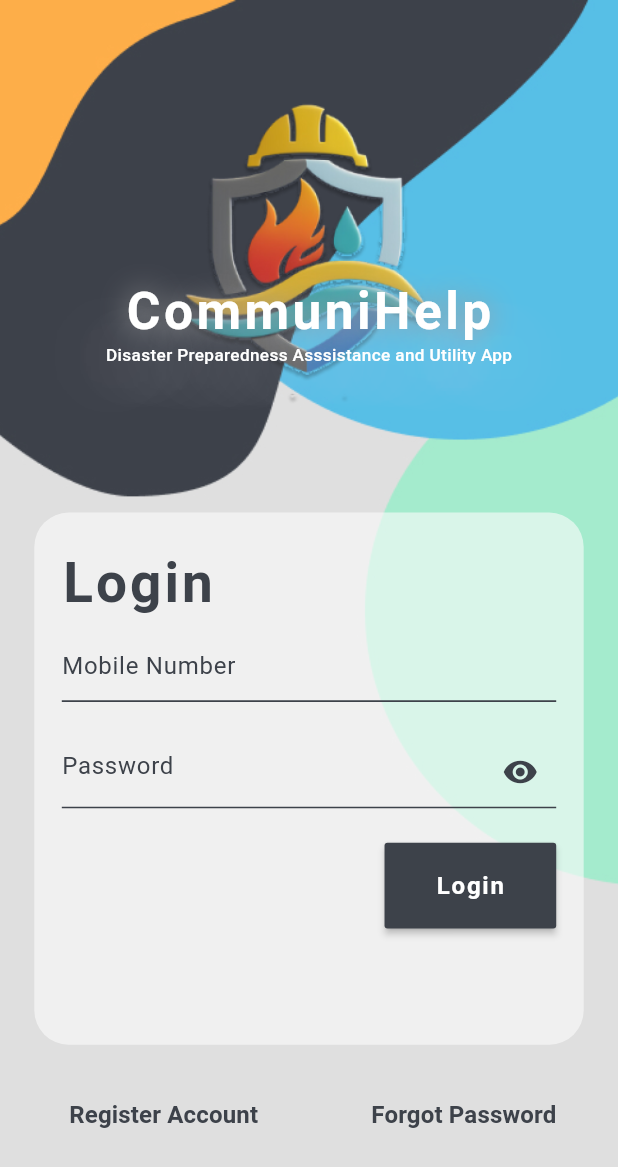
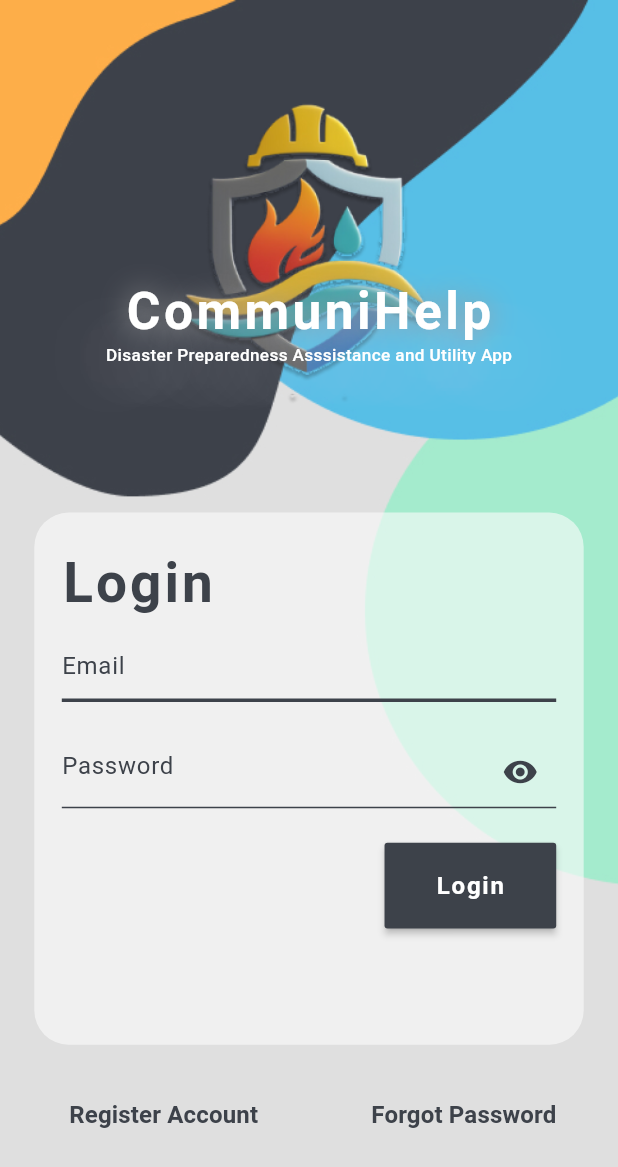
Before and after one commit to cent-ivan/CommuniHelp_App, a Flutter app: the screen it shows after launch, on a phone screen of 412 x 824 dp. Shown: the top 1167 px of the screen. Run offline on Flutter 3.47's test engine with Material 3 defaults, Android fonts, the phone set to English and light mode, and no system bars; our stand-ins replace cloud_firestore, firebase_auth, firebase_core, flutter_screenutil, flutter_slidable, get and 1 more; accounts and stored records are empty; statements that could not run were skipped.

Commit message:
added login, register and logout

```diff
--- a/lib/FirebaseServices/user_registration.dart
+++ b/lib/FirebaseServices/FirestoreServices/user_registration.dart
@@ -8,11 +8,11 @@ class FireStoreAddService {
   Future addUserDetails(UserModel user) async {
     //adds user details to Firestore Database
     await _db.collection("users").doc(user.uid).set(user.toJson())
-      .whenComplete( ()=> "Goods na boss")
+      .whenComplete( ()=> "Good")
 
       // ignore: body_might_complete_normally_catch_error
       .catchError((error){
-          print("May error boss : ${error.toString()}");
+          print("Error Occured : ${error.toString()}");
         }
       );
   }
--- /dev/null
+++ b/lib/ViewModels/Login_View_Models/login_firebase_view_model.dart
@@ -0,0 +1,12 @@
+import 'package:flutter/material.dart';
+import '../../FirebaseServices/auth.dart';
+
+class LoginFirebaseViewModel {
+  //Firebase Service obj
+  final AuthService _auth =  AuthService();
+
+  //login user
+  Future loginUser(BuildContext context, String email,  String password) async {
+    await _auth.logInEmailPassword(context, email, password);
+  }
+}
--- a/lib/ViewModels/Registration_View_Models/registration_view_model.dart
+++ b/lib/ViewModels/Registration_View_Models/registration_view_model.dart
@@ -74,7 +74,7 @@ class RegistrationViewModel extends ChangeNotifier{
   Future updateBarangay(String? newValue) async {
     barangayId = newValue;
     //Gets barangay
-    DocumentSnapshot docBarangay = await _db.collection("municipalities").doc(municipalId).collection("barangays").doc(barangayId).get();
+    DocumentSnapshot docBarangay = await _db.collection("municipalities").doc(municipalId).collection("Barangays").doc(barangayId).get();
     if (docBarangay.exists) {
       barangayValue = docBarangay ["name"];
     }
--- a/lib/Views/Login_Registration_Page/Login_Page/login_view.dart
+++ b/lib/Views/Login_Registration_Page/Login_Page/login_view.dart
@@ -1,6 +1,6 @@
 import 'package:flutter/material.dart';
-import 'package:flutter/services.dart';
 import 'package:flutter_screenutil/flutter_screenutil.dart';
+import '../../../ViewModels/Login_View_Models/login_firebase_view_model.dart';
 
 class LoginView extends StatefulWidget {
 
@@ -11,6 +11,9 @@ class LoginView extends StatefulWidget {
 }
 
 class _LoginViewState extends State<LoginView> {
+  //access view model
+  final LoginFirebaseViewModel loginViewModel = LoginFirebaseViewModel();
+
   //form global key
   final _formKey = GlobalKey<FormState>();
 
@@ -19,7 +22,7 @@ class _LoginViewState extends State<LoginView> {
   bool _isObscure =  true;
 
   //controllers
-  final TextEditingController _numberController = TextEditingController();
+  final TextEditingController _emailController = TextEditingController();
   final TextEditingController _passwordController = TextEditingController();
 
   @override
@@ -133,33 +136,31 @@ class _LoginViewState extends State<LoginView> {
                           key: _formKey,
                           child: Column(
                             children: [
-
-                              //mobile number
+                              //email
                               TextFormField(
-                                controller: _numberController,
+                                controller: _emailController,
                                 cursorColor: const Color(0xFF3D424A),
-                                keyboardType: TextInputType.number, //accepts only intgers
-                                inputFormatters: <TextInputFormatter>[
-                                  FilteringTextInputFormatter.digitsOnly,
-                                ],
                                 decoration: InputDecoration(
-                                  hintText: "Mobile Number",
+                                  hintText: "Email",
                                   hintStyle: const TextStyle(
                                     color: Color(0xFF3D424A)
                                   ),
                                   enabledBorder: UnderlineInputBorder(
-                                    borderSide: BorderSide(width: 1.r, color: const Color(0xFF3D424A))
+                                    borderSide: BorderSide(width: 2.r, color: const Color(0xFF3D424A))
                                   ),
-                                  focusedBorder: UnderlineInputBorder(
-                                    borderSide: BorderSide(width: 3.r, color: const Color(0xFF3D424A))
+                                  focusedBorder: OutlineInputBorder(
+                                    borderSide: BorderSide(width: 2.5.r, color: const Color(0xFF3D424A))
                                   )
                                 ),
 
                                 validator: (value) {
-                                  if (value!.isEmpty) {
-                                    return "Please enter your mobile number";
+                                  if (value!.isEmpty){
+                                    return "Please enter an email";
                                   }
-                                  else {
+                                  else if (!value.contains('@')){
+                                    return "Enter a valid email";
+                                  }
+                                  else{
                                     return null;
                                   }
                                 },
@@ -218,9 +219,9 @@ class _LoginViewState extends State<LoginView> {
                                       if (_formKey.currentState!.validate()){
                                         //validated the text field and adds to the firebase, pass to register view model
                                         _formKey.currentState!.save();
+                                        loginViewModel.loginUser(context, _emailController.text, _passwordController.text);
                                       }
                                       else {
-                                        Navigator.pushReplacementNamed(context, '/home');
                                         setState(() {
                                           _loginHeight = 330.r;
                                         });
--- a/lib/main.dart
+++ b/lib/main.dart
@@ -1,3 +1,4 @@
+import 'package:communihelp_app/FirebaseServices/FirestoreServices/get_user_data.dart';
 import 'package:communihelp_app/ViewModels/Registration_View_Models/registration_view_model.dart';
 import 'package:communihelp_app/ViewModels/Home_View_Models/anouncement_view_model.dart';
 import 'package:communihelp_app/ViewModels/Home_View_Models/emergency_kit_view_model.dart';
@@ -17,11 +18,14 @@ import 'package:communihelp_app/Views/Bottom_App_Bar_Pages/Emergency_Page/emerge
 import 'package:communihelp_app/Views/Utility_Pages/Report_Damage/report_damage_view.dart';
 import 'package:communihelp_app/Views/Utility_Pages/Weather_Page/weather_view.dart';
 import 'package:communihelp_app/Views/base.dart';
+import 'package:firebase_auth/firebase_auth.dart';
 import 'package:firebase_core/firebase_core.dart';
 import 'package:flutter/material.dart';
 import 'package:flutter/services.dart';
 import 'package:flutter_screenutil/flutter_screenutil.dart';
 import 'package:provider/provider.dart';
+import 'package:get/get.dart';
+
 
 void main() async{
   WidgetsFlutterBinding.ensureInitialized();
@@ -44,6 +48,7 @@ void main() async{
 
         //View Model for Firestore
         ChangeNotifierProvider(create: ((context) => RegistrationViewModel())),
+        ChangeNotifierProvider(create: ((context) => GetUserData())),
       ],
       child: const MainApp(),
     )
@@ -53,15 +58,32 @@ void main() async{
 class MainApp extends StatelessWidget {
   const MainApp({super.key});
 
+
   @override
   Widget build(BuildContext context) {
 
     return  ScreenUtilInit(
 
-      builder: (context, child) => MaterialApp(
+      builder: (context, child) => GetMaterialApp(
 
-        //TODO:add classes to Led Light and Report Damage (No designs yet)
-        home: const LoginView(),
+        home: StreamBuilder(
+          stream: FirebaseAuth.instance.authStateChanges(),
+          builder: (context, snapshot) {
+            if (snapshot.connectionState == ConnectionState.waiting) {
+              return const CircularProgressIndicator(
+                color: Color(0xFF57BEE6),
+              );
+            }
+            else if (snapshot.hasData) {
+              return const HomeBase();
+            }
+            else {
+              return const LoginView();
+            }
+
+          },
+        ),
+
         routes: {
           '/home' : (context) => const HomeBase(),
           '/evacuationfinder': (context) => const EvacautionFinderView(),
```
Also changed, not shown: lib/FirebaseServices/auth.dart (+68 -2 lines), lib/Views/Login_Registration_Page/Registration_Page/registration_view.dart (+18 -8 lines), lib/Views/base.dart (+12 -3 lines).
